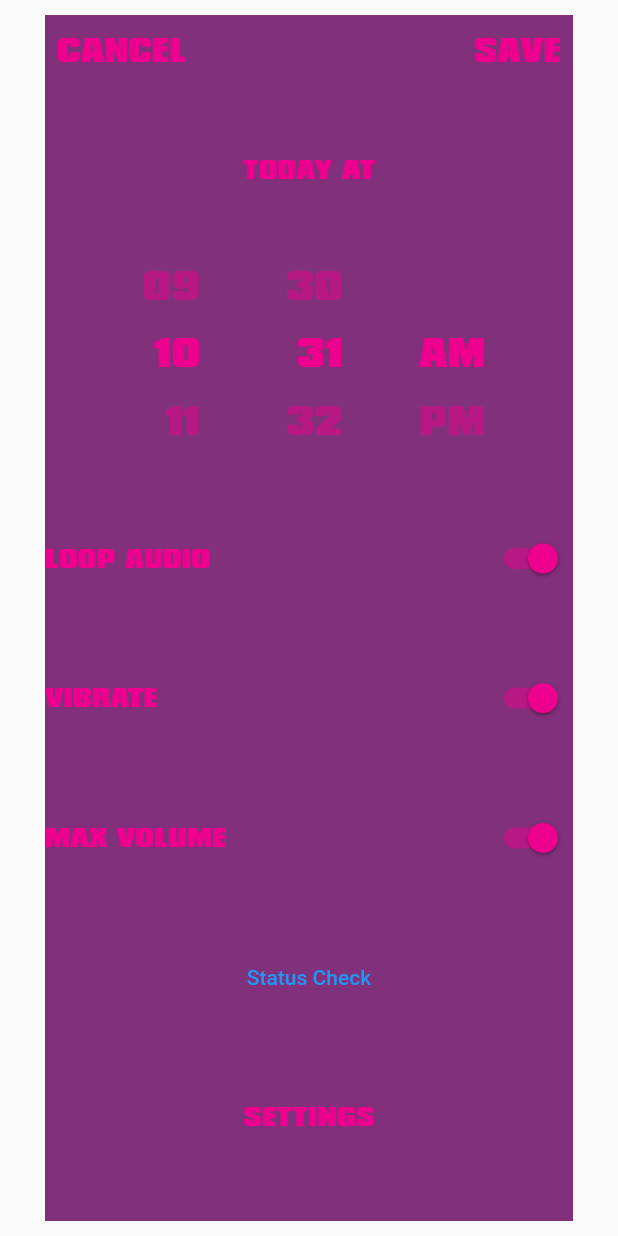
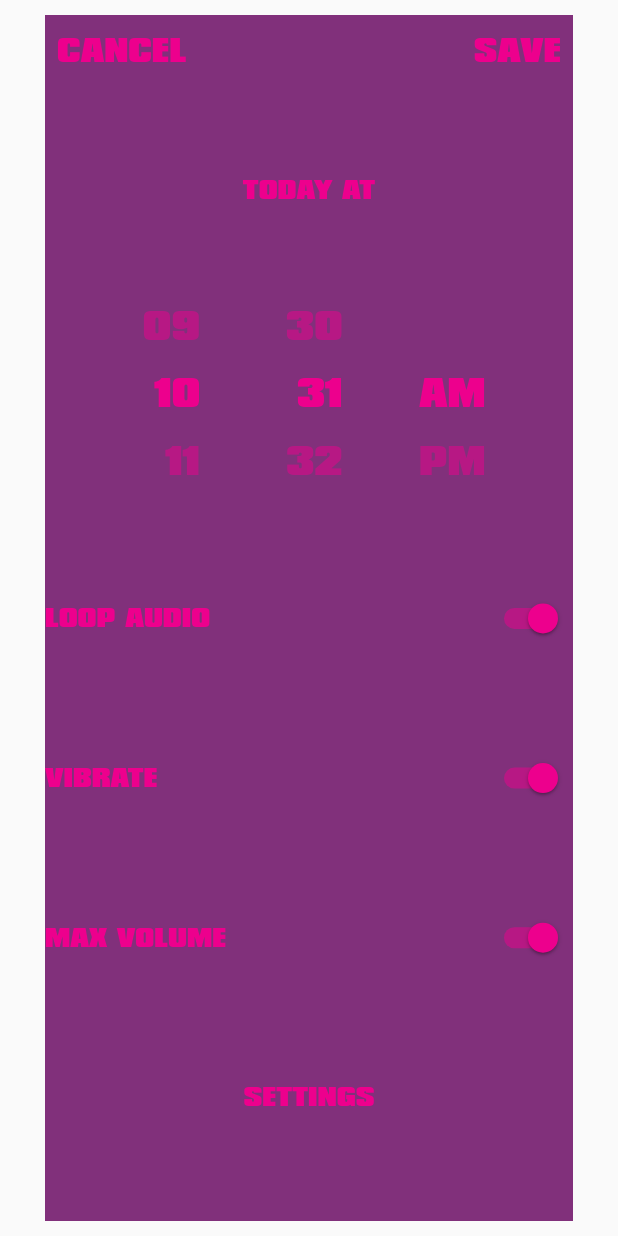
Before and after one commit to victorshin12/yeclock, a Flutter app: the ExampleAlarmEditScreen widget shown alone on an empty page, opened directly, on a phone screen of 412 x 824 dp. Run offline on Flutter 3.47's test engine with Material 2 defaults, Android fonts, the phone set to English and light mode, and no system bars; drawn by our look-alikes of flutter_time_picker_spinner; our stand-ins replace font_awesome_flutter, shared_preferences; missing offline and left inert: alarm, restart_app, soundpool; accounts and stored records are empty; statements that could not run were skipped.

```diff
--- a/lib/screens/edit_alarm.dart
+++ b/lib/screens/edit_alarm.dart
@@ -255,16 +255,16 @@ class _ExampleAlarmEditScreenState extends State<ExampleAlarmEditScreen> {
                 ),
               ],
             ),
-            TextButton(
-              style: ButtonStyle(
-                foregroundColor: MaterialStateProperty.all<Color>(Colors.blue),
-              ),
-              onPressed: () async {
-                SharedPreferences prefs = await SharedPreferences.getInstance();
-                print(prefs.getInt('theme'));
-              },
-              child: Text('Status Check'),
-            ),
+            // TextButton(
+            //   style: ButtonStyle(
+            //     foregroundColor: MaterialStateProperty.all<Color>(Colors.blue),
+            //   ),
+            //   onPressed: () async {
+            //     SharedPreferences prefs = await SharedPreferences.getInstance();
+            //     print(prefs.getInt('theme'));
+            //   },
+            //   child: Text('Status Check'),
+            // ),
 
             // Row(
             //   mainAxisAlignment: MainAxisAlignment.spaceBetween,
```
Also changed, not shown: 3 other files.
